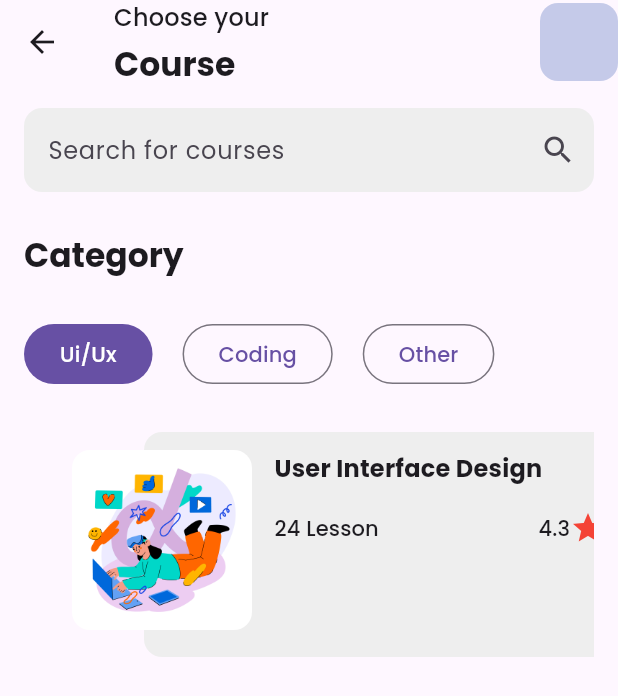
After one commit to Mirai3103/flutter_learn, a Flutter app: the CourseHomePage screen opened directly, on a phone screen of 412 x 824 dp. The commit adds this screen. Shown: the top 696 px of the screen. Run offline on Flutter 3.47's test engine with Material 3 defaults, Android fonts, the phone set to English and light mode, and no system bars; our stand-ins replace bloc, flutter_bloc, go_router, google_fonts, graphql_flutter, shared_preferences; missing offline and left inert: gql; accounts and stored records are empty.

Commit message:
some change

```diff
--- a/lib/app.dart
+++ b/lib/app.dart
@@ -11,6 +11,7 @@ import 'package:flutter_learn/features/products/services/product_service.dart';
 import 'package:flutter_learn/features/products/viewmodels/product_detail_vm.dart';
 import 'package:flutter_learn/routes/router.dart';
 import 'package:flutter_learn/shareds/api_client/graphql.dart';
+import 'package:google_fonts/google_fonts.dart';
 import 'package:provider/provider.dart';
 
 class App extends StatelessWidget {
@@ -40,7 +41,10 @@ class App extends StatelessWidget {
             create: (_) => ProductDetailVm(),
             builder: (context, child) => MaterialApp.router(
               title: 'Flutter Demo',
-              theme: ThemeData(primarySwatch: Colors.indigo),
+              theme: ThemeData(
+                primarySwatch: Colors.lightBlue,
+                textTheme: GoogleFonts.poppinsTextTheme(),
+              ),
               routerConfig: router,
             ),
           );
--- a/lib/features/cart/pages/cart_page.dart
+++ b/lib/features/cart/pages/cart_page.dart
@@ -112,7 +112,7 @@ class CartPage extends StatelessWidget {
                 style: TextStyle(fontSize: 20, fontWeight: FontWeight.bold),
               ),
               Text(
-                '\$${state.totalPrice.toStringAsFixed(2)}',
+                '\$${state.totalPrice}',
                 style: TextStyle(
                   fontSize: 24,
                   fontWeight: FontWeight.bold,
--- a/lib/features/cart/pages/widgets/cart_item.dart
+++ b/lib/features/cart/pages/widgets/cart_item.dart
@@ -52,7 +52,7 @@ class CartItem extends StatelessWidget {
                   ),
                   const SizedBox(height: 4),
                   Text(
-                    '\$${item.product.price.toStringAsFixed(2)}',
+                    '\$${item.product.price}',
                     style: TextStyle(
                       fontSize: 16,
                       fontWeight: FontWeight.bold,
@@ -103,7 +103,7 @@ class CartItem extends StatelessWidget {
                   ],
                 ),
                 Text(
-                  '\$${item.totalPrice.toStringAsFixed(2)}',
+                  '\$${item.totalPrice}',
                   style: TextStyle(
                     fontSize: 14,
                     fontWeight: FontWeight.bold,
--- /dev/null
+++ b/lib/features/course/page/home.dart
@@ -0,0 +1,163 @@
+import 'package:flutter/material.dart';
+
+class CourseHomePage extends StatelessWidget {
+  const CourseHomePage({super.key});
+  @override
+  Widget build(BuildContext context) {
+    return Scaffold(
+      appBar: AppBar(
+        title: Container(
+          padding: EdgeInsets.only(top: 8, bottom: 8, left: 4),
+          child: Column(
+            mainAxisAlignment: MainAxisAlignment.start,
+            crossAxisAlignment: CrossAxisAlignment.start,
+            spacing: 5,
+            children: [
+              Text(
+                "Choose your",
+                style: Theme.of(context).textTheme.titleMedium,
+              ),
+              Text(
+                "Course",
+                style: Theme.of(
+                  context,
+                ).textTheme.titleLarge?.copyWith(fontWeight: FontWeight.bold),
+              ),
+            ],
+          ),
+        ),
+        actions: [
+          Container(
+            width: 52,
+            padding: EdgeInsets.only(right: 12),
+            height: 52,
+            decoration: BoxDecoration(
+              borderRadius: BorderRadius.circular(12),
+              color: Colors.indigo.shade100,
+            ),
+          ),
+        ],
+      ),
+      body: Container(
+        padding: EdgeInsets.all(16),
+        child: Column(
+          crossAxisAlignment: CrossAxisAlignment.start,
+          spacing: 28,
+          children: [
+            TextField(
+              decoration: InputDecoration(
+                suffixIcon: Icon(Icons.search),
+                hintText: 'Search for courses',
+                border: OutlineInputBorder(
+                  borderRadius: BorderRadius.circular(12),
+                  borderSide: BorderSide.none,
+                ),
+                filled: true,
+                fillColor: Colors.grey[200],
+              ),
+            ),
+            Text(
+              "Category",
+              style: Theme.of(
+                context,
+              ).textTheme.titleLarge?.copyWith(fontWeight: FontWeight.bold),
+            ),
+            Row(
+              spacing: 20,
+              children: [
+                FilledButton(onPressed: () {}, child: Text("Ui/Ux")),
+                OutlinedButton(onPressed: () {}, child: Text("Coding")),
+                OutlinedButton(onPressed: () {}, child: Text("Other")),
+              ],
+            ),
+            SingleChildScrollView(
+              scrollDirection: Axis.horizontal,
+              child: Row(
+                children: [
+                  SizedBox(width: 80),
+                  Container(
+                    width: 320,
+                    height: 150,
+                    padding: EdgeInsets.all(12),
+                    decoration: BoxDecoration(
+                      borderRadius: BorderRadius.circular(12),
+                      color: Colors.grey.shade200,
+                    ),
+
+                    child: Stack(
+                      clipBehavior: Clip.none,
+                      children: [
+                        Positioned(
+                          left: -60,
+                          top: 0,
+                          child: Container(
+                            width: 120,
+                            height: 120,
+                            decoration: BoxDecoration(
+                              borderRadius: BorderRadius.circular(12),
+                              image: DecorationImage(
+                                image: AssetImage('assets/images/10387887.jpg'),
+                                fit: BoxFit.cover,
+                              ),
+                            ),
+                          ),
+                        ),
+                        Expanded(
+                          child: Padding(
+                            padding: EdgeInsets.only(left: 75),
+                            child: Column(
+                              spacing: 16,
+
+                              crossAxisAlignment: CrossAxisAlignment.start,
+                              mainAxisAlignment: MainAxisAlignment.start,
+                              children: [
+                                Text(
+                                  "User Interface Design",
+                                  style: Theme.of(context).textTheme.titleMedium
+                                      ?.copyWith(fontWeight: FontWeight.bold),
+                                ),
+                                Row(
+                                  mainAxisAlignment:
+                                      MainAxisAlignment.spaceBetween,
+                                  children: [
+                                    Text(
+                                      "24 Lesson",
+                                      style: Theme.of(
+                                        context,
+                                      ).textTheme.labelLarge,
+                                    ),
+                                    Container(
+                                      child: Row(
+                                        children: [
+                                          Text(
+                                            "4.3",
+                                            style: Theme.of(
+                                              context,
+                                            ).textTheme.labelLarge,
+                                          ),
+                                          Icon(
+                                            Icons.star,
+                                            color: Colors.primaries.first,
+                                          ),
+                                        ],
+                                      ),
+                                    ),
+                                  ],
+                                ),
+                              ],
+                            ),
+                          ),
+                        ),
+                      ],
+                    ),
+                  ),
+                  SizedBox(width: 80),
+                ],
+              ),
+            ),
+          ],
+        ),
+      ),
+    );
+  }
+}
--- a/lib/features/products/pages/home_page.dart
+++ b/lib/features/products/pages/home_page.dart
@@ -90,6 +90,12 @@ class _HomePageState extends State<HomePage> {
               context.read<AuthBloc>().add(LogoutEvent());
             },
           ),
+          IconButton(
+            onPressed: () {
+              context.go(RouteNames.course);
+            },
+            icon: const Icon(Icons.school),
+          ),
         ],
       ),
       body: BlocBuilder<HomeCubit, HomeState>(
--- a/lib/features/products/pages/product_detail_page.dart
+++ b/lib/features/products/pages/product_detail_page.dart
@@ -74,7 +74,7 @@ class ProductDetailPage extends StatelessWidget {
 
   Widget _buildPrice() {
     return Text(
-      '\$${product.price.toStringAsFixed(2)}',
+      '\$${product.price}',
       style: TextStyle(
         fontSize: 32,
         fontWeight: FontWeight.bold,
--- a/lib/features/products/pages/widgets/product_card.dart
+++ b/lib/features/products/pages/widgets/product_card.dart
@@ -54,7 +54,7 @@ class ProductCard extends StatelessWidget {
                   const SizedBox(height: 4),
 
                   Text(
-                    '\$${product.price.toStringAsFixed(2)}',
+                    '\$${product.price}',
                     style: TextStyle(
                       fontSize: 18,
                       fontWeight: FontWeight.bold,
--- a/lib/routes/route_names.dart
+++ b/lib/routes/route_names.dart
@@ -3,4 +3,5 @@ class RouteNames {
   static const String login = '/login';
   static const String productDetail = '/productDetail';
   static const String cart = '/cart';
+  static const String course = '/course';
 }
--- a/pubspec.yaml
+++ b/pubspec.yaml
@@ -43,6 +43,7 @@ dependencies:
   graphql_flutter: ^5.2.1
   graphql_codegen: ^3.0.0
   build_runner: ^2.10.5
+  google_fonts: ^7.0.2
 
 dev_dependencies:
   flutter_test:
@@ -67,8 +68,8 @@ flutter:
   uses-material-design: true
 
   # To add assets to your application, add an assets section, like this:
-  # assets:
-  #   - images/a_dot_burr.jpeg
+  assets:
+    - assets/images/
   #   - images/a_dot_ham.jpeg
 
   # An image asset can refer to one or more resolution-specific "variants", see
```
Also changed, not shown: assets/images/10387887.jpg (added), pubspec.lock.
